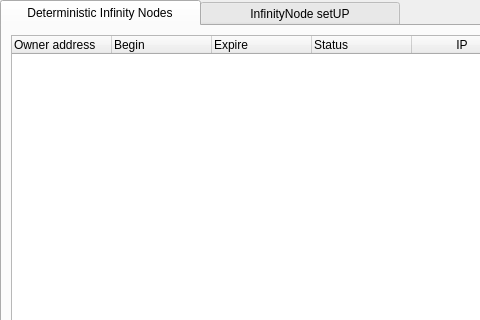
hardwarewise/SIN-core, file src/qt/forms/masternodelist.ui: the form before one commit; both pictures show x 0 to 480 and y 0 to 320 of the 1000 by 600 pixel window.
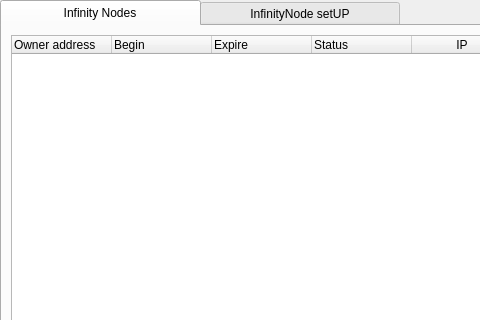
The form after the commit. Icons and pictures are not drawn.

Commit message: [gui] Tab title changed

```diff
--- a/src/qt/forms/masternodelist.ui
+++ b/src/qt/forms/masternodelist.ui
@@ -58,7 +58,7 @@
        </property>
        <widget class="QWidget" name="tab">
         <attribute name="title">
-         <string>Deterministic Infinity Nodes</string>
+         <string>Infinity Nodes</string>
         </attribute>
         <layout class="QVBoxLayout" name="verticalLayout_4">
          <item>
```
